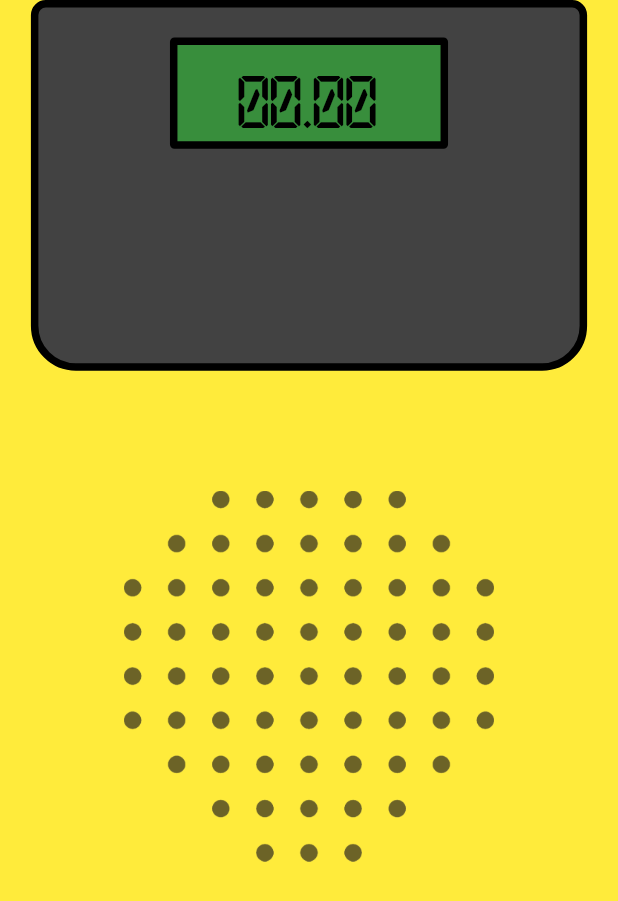
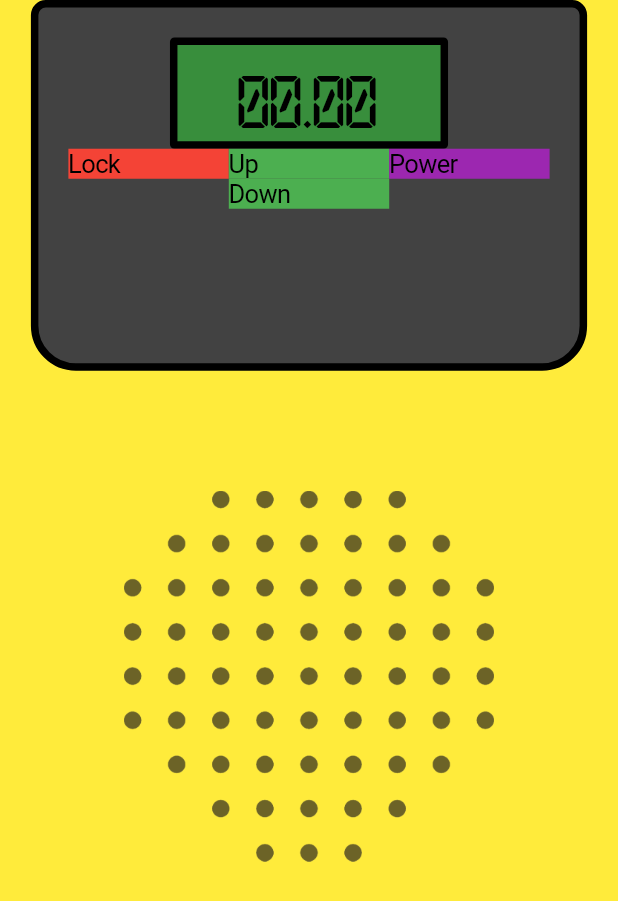
Before and after one commit to oussamaelhajoui/talkiewalkie, a Flutter app: the screen it shows after launch, on a phone screen of 412 x 824 dp. Shown: the top 901 px of the screen. Run offline on Flutter 3.47's test engine with Material 2 defaults, Android fonts, the phone set to English and light mode, and no system bars; missing offline and left inert: flutter_webrtc.

Commit message:
Adding button placementholders

```diff
--- a/lib/main.dart
+++ b/lib/main.dart
@@ -113,6 +113,54 @@ class _HomePageState extends State<HomeScreen> {
                               ),
                             ),
                           ),
+                          new IntrinsicHeight(
+                              child: new Row(
+                            mainAxisAlignment: MainAxisAlignment.center,
+                            crossAxisAlignment: CrossAxisAlignment.start,
+                            children: [
+                              Expanded(
+                                child: new Container(
+                                  child: Text("Lock"),
+                                  decoration: BoxDecoration(
+                                    color: Colors.red,
+                                  ),
+                                ),
+                              ),
+                              Expanded(
+                                child: new Column(
+                                  mainAxisAlignment: MainAxisAlignment.center,
+                                  crossAxisAlignment:
+                                      CrossAxisAlignment.stretch,
+                                  children: [
+                                    Expanded(
+                                      child: new Container(
+                                        child: Text("Up"),
+                                        decoration: BoxDecoration(
+                                          color: Colors.green,
+                                        ),
+                                      ),
+                                    ),
+                                    Expanded(
+                                      child: new Container(
+                                        child: Text("Down"),
+                                        decoration: BoxDecoration(
+                                          color: Colors.green,
+                                        ),
+                                      ),
+                                    ),
+                                  ],
+                                ),
+                              ),
+                              Expanded(
+                                child: new Container(
+                                  child: Text("Power"),
+                                  decoration: BoxDecoration(
+                                    color: Colors.purple,
+                                  ),
+                                ),
+                              ),
+                            ],
+                          )),
                         ],
                       ),
                       decoration: BoxDecoration(
```
